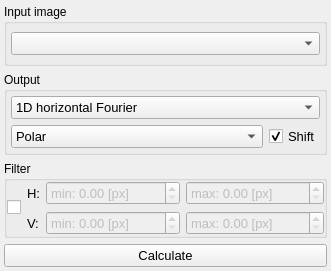
First picture: the form in UIs/nSpectralAnalysis.ui, repository NeutrinoToolkit/Neutrino, before the edit.
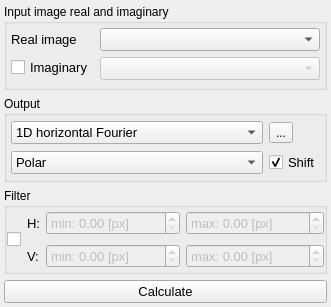
Second picture: the form after the edit.

Commit message: spectral analysis fft drection added

```diff
--- a/UIs/nSpectralAnalysis.ui
+++ b/UIs/nSpectralAnalysis.ui
@@ -7,7 +7,7 @@
     <x>0</x>
     <y>0</y>
     <width>311</width>
-    <height>271</height>
+    <height>307</height>
    </rect>
   </property>
   <property name="windowTitle">
@@ -36,39 +36,6 @@
     <property name="bottomMargin">
      <number>4</number>
     </property>
-    <item row="0" column="0">
-     <widget class="QGroupBox" name="groupBox_4">
-      <property name="title">
-       <string>Input image</string>
-      </property>
-      <layout class="QGridLayout" name="gridLayout">
-       <property name="leftMargin">
-        <number>4</number>
-       </property>
-       <property name="topMargin">
-        <number>4</number>
-       </property>
-       <property name="rightMargin">
-        <number>4</number>
-       </property>
-       <property name="bottomMargin">
-        <number>4</number>
-       </property>
-       <item row="0" column="0">
-        <widget class="QComboBox" name="image">
-         <property name="font">
-          <font>
-           <pointsize>10</pointsize>
-          </font>
-         </property>
-         <property name="neutrinoImage" stdset="0">
-          <bool>true</bool>
-         </property>
-        </widget>
-       </item>
-      </layout>
-     </widget>
-    </item>
     <item row="1" column="0">
      <widget class="QGroupBox" name="groupBox_3">
       <property name="title">
@@ -87,6 +54,24 @@
        <property name="bottomMargin">
         <number>4</number>
        </property>
+       <item row="1" column="1">
+        <widget class="QCheckBox" name="doshift_cb">
+         <property name="font">
+          <font>
+           <pointsize>10</pointsize>
+          </font>
+         </property>
+         <property name="text">
+          <string>Shift</string>
+         </property>
+         <property name="checked">
+          <bool>true</bool>
+         </property>
+         <property name="neutrinoSave" stdset="0">
+          <bool>true</bool>
+         </property>
+        </widget>
+       </item>
        <item row="1" column="0">
         <widget class="QComboBox" name="output_format">
          <property name="font">
@@ -119,7 +104,7 @@
          </item>
         </widget>
        </item>
-       <item row="0" column="0" colspan="2">
+       <item row="0" column="0">
         <widget class="QComboBox" name="spectral_transform">
          <property name="font">
           <font>
@@ -146,17 +131,12 @@
          </item>
         </widget>
        </item>
-       <item row="1" column="1">
-        <widget class="QCheckBox" name="doshift_cb">
-         <property name="font">
-          <font>
-           <pointsize>10</pointsize>
-          </font>
-         </property>
+       <item row="0" column="1">
+        <widget class="QToolButton" name="direction">
          <property name="text">
-          <string>Shift</string>
+          <string>...</string>
          </property>
-         <property name="checked">
+         <property name="checkable">
           <bool>true</bool>
          </property>
          <property name="neutrinoSave" stdset="0">
@@ -330,6 +310,81 @@
       </layout>
      </widget>
     </item>
+    <item row="0" column="0">
+     <widget class="QGroupBox" name="groupBox_4">
+      <property name="title">
+       <string>Input image real and imaginary</string>
+      </property>
+      <layout class="QFormLayout" name="formLayout">
+       <property name="leftMargin">
+        <number>4</number>
+       </property>
+       <property name="topMargin">
+        <number>4</number>
+       </property>
+       <property name="rightMargin">
+        <number>4</number>
+       </property>
+       <property name="bottomMargin">
+        <number>4</number>
+       </property>
+       <item row="2" column="0">
+        <widget class="QCheckBox" name="useImaginary">
+         <property name="font">
+          <font>
+           <pointsize>10</pointsize>
+          </font>
+         </property>
+         <property name="layoutDirection">
+          <enum>Qt::LeftToRight</enum>
+         </property>
+         <property name="text">
+          <string>Imaginary</string>
+         </property>
+        </widget>
+       </item>
+       <item row="2" column="1">
+        <widget class="QComboBox" name="imaginary">
+         <property name="enabled">
+          <bool>false</bool>
+         </property>
+         <property name="font">
+          <font>
+           <pointsize>10</pointsize>
+          </font>
+         </property>
+         <property name="neutrinoImage" stdset="0">
+          <bool>true</bool>
+         </property>
+        </widget>
+       </item>
+       <item row="1" column="1">
+        <widget class="QComboBox" name="image">
+         <property name="font">
+          <font>
+           <pointsize>10</pointsize>
+          </font>
+         </property>
+         <property name="neutrinoImage" stdset="0">
+          <bool>true</bool>
+         </property>
+        </widget>
+       </item>
+       <item row="1" column="0">
+        <widget class="QLabel" name="label">
+         <property name="font">
+          <font>
+           <pointsize>10</pointsize>
+          </font>
+         </property>
+         <property name="text">
+          <string>Real image</string>
+         </property>
+        </widget>
+       </item>
+      </layout>
+     </widget>
+    </item>
    </layout>
   </widget>
  </widget>
```
Left out of the diff: 16 changed lines with no effect on the pictures. The commit also changes 6 other files.
